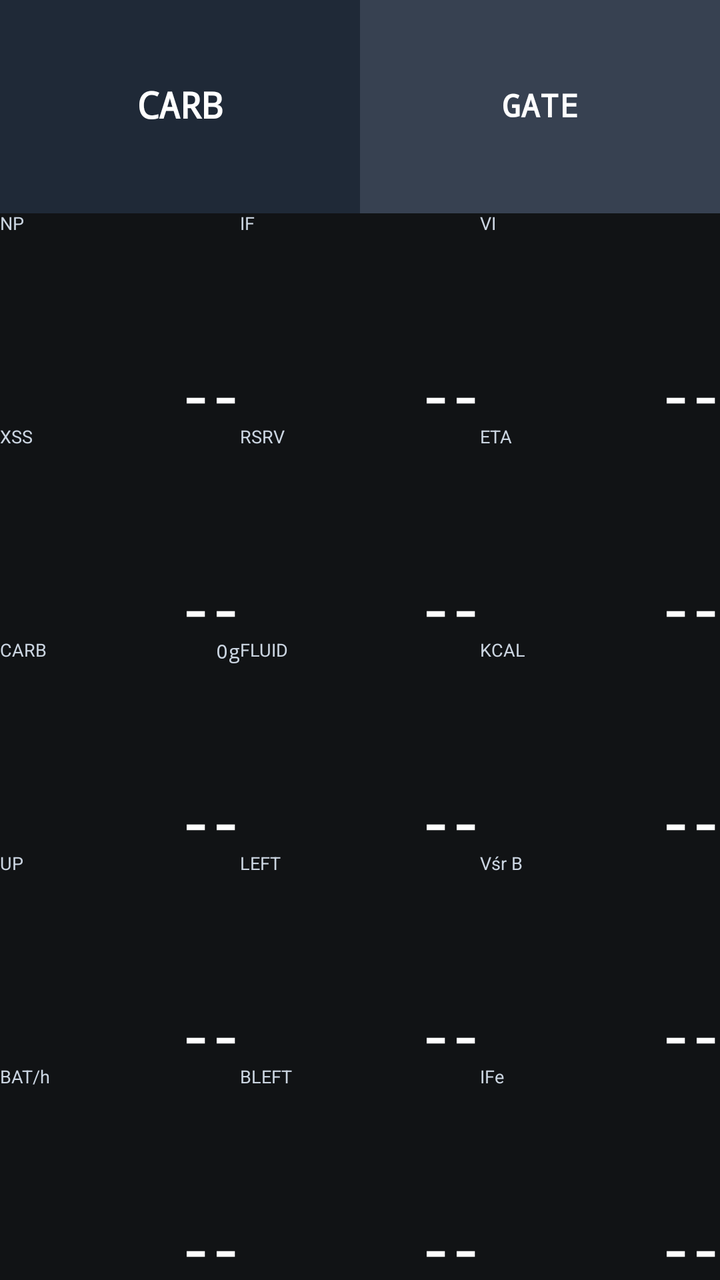
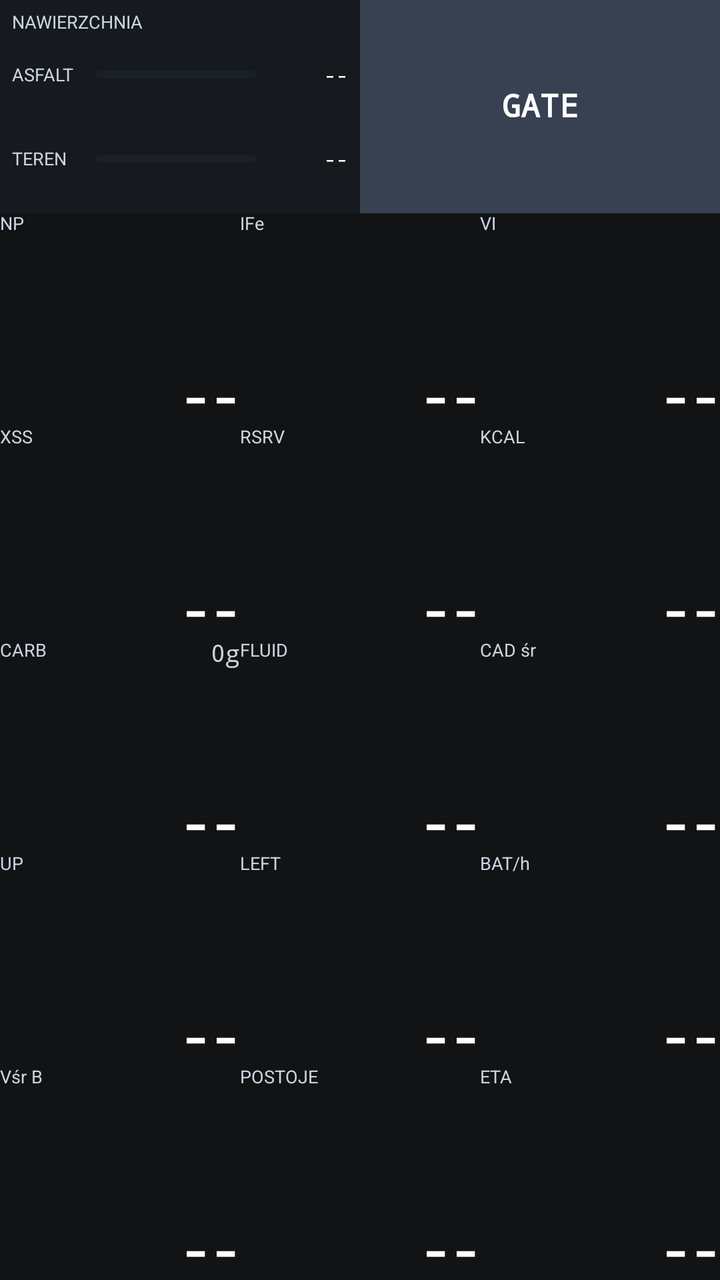

An Android layout rendered at two revisions. The XML below is the earlier revision; the diff shows what the commit changed to produce the second picture.
<!-- AndroidManifest.xml: application theme android:Theme.DeviceDefault -->
<!-- res/layout/field_stats_3x3.xml -->
<?xml version="1.0" encoding="utf-8"?>
<LinearLayout xmlns:android="http://schemas.android.com/apk/res/android"
    android:layout_width="match_parent"
    android:layout_height="match_parent"
    android:orientation="vertical"
    android:padding="0dp"
    android:background="#111315">

    <LinearLayout
        android:layout_width="match_parent"
        android:layout_height="0dp"
        android:layout_weight="1"
        android:orientation="horizontal">

        <FrameLayout
            android:id="@+id/stats_btn_carb"
            android:layout_width="0dp"
            android:layout_height="match_parent"
            android:layout_weight="1"
            android:background="#1F2937"
            android:clickable="true"
            android:focusable="true">
            <TextView
                android:id="@+id/tv_btn_carb"
                android:layout_width="match_parent"
                android:layout_height="match_parent"
                android:gravity="center"
                android:text="CARB"
                android:textColor="#FFFFFF"
                android:textSize="18sp"
                android:textStyle="bold"
                android:fontFamily="monospace"
                android:includeFontPadding="false"
                android:clickable="false"
                android:focusable="false" />
        </FrameLayout>

        <FrameLayout
            android:id="@+id/stats_btn_gate"
            android:layout_width="0dp"
            android:layout_height="match_parent"
            android:layout_weight="1"
            android:background="#374151">
            <TextView
                android:id="@+id/tv_btn_gate"
                android:layout_width="match_parent"
                android:layout_height="match_parent"
                android:gravity="center"
                android:text="GATE"
                android:textColor="#FFFFFF"
                android:textSize="16sp"
                android:maxLines="1"
                android:ellipsize="none"
                android:textStyle="bold"
                android:fontFamily="monospace"
                android:includeFontPadding="false" />
        </FrameLayout>
    </LinearLayout>

    <LinearLayout
        android:layout_width="match_parent"
        android:layout_height="0dp"
        android:layout_weight="1"
        android:orientation="horizontal">

        <FrameLayout android:layout_width="0dp" android:layout_height="match_parent" android:layout_weight="1">
            <TextView android:id="@+id/tv_np_unit" android:layout_width="wrap_content" android:layout_height="wrap_content" android:layout_gravity="top|start" android:text="NP" android:textColor="#CBD5E1" android:textSize="9sp" android:includeFontPadding="false" />
            <TextView android:id="@+id/tv_np" android:layout_width="match_parent" android:layout_height="match_parent" android:gravity="end|bottom" android:text="--" android:textColor="#FFFFFF" android:textSize="25sp" android:fontFamily="monospace" android:textStyle="bold" android:includeFontPadding="false" />
        </FrameLayout>

        <FrameLayout android:layout_width="0dp" android:layout_height="match_parent" android:layout_weight="1">
            <TextView android:id="@+id/tv_if_unit" android:layout_width="wrap_content" android:layout_height="wrap_content" android:layout_gravity="top|start" android:text="IF" android:textColor="#CBD5E1" android:textSize="9sp" android:includeFontPadding="false" />
            <TextView android:id="@+id/tv_if" android:layout_width="match_parent" android:layout_height="match_parent" android:gravity="end|bottom" android:text="--" android:textColor="#FFFFFF" android:textSize="25sp" android:fontFamily="monospace" android:textStyle="bold" android:includeFontPadding="false" />
        </FrameLayout>

        <FrameLayout android:layout_width="0dp" android:layout_height="match_parent" android:layout_weight="1">
            <TextView android:id="@+id/tv_vi_unit" android:layout_width="wrap_content" android:layout_height="wrap_content" android:layout_gravity="top|start" android:text="VI" android:textColor="#CBD5E1" android:textSize="9sp" android:includeFontPadding="false" />
            <TextView android:id="@+id/tv_vi" android:layout_width="match_parent" android:layout_height="match_parent" android:gravity="end|bottom" android:text="--" android:textColor="#FFFFFF" android:textSize="25sp" android:fontFamily="monospace" android:textStyle="bold" android:includeFontPadding="false" />
        </FrameLayout>
    </LinearLayout>

    <LinearLayout
        android:layout_width="match_parent"
        android:layout_height="0dp"
        android:layout_weight="1"
        android:orientation="horizontal">

        <FrameLayout android:layout_width="0dp" android:layout_height="match_parent" android:layout_weight="1">
            <TextView android:id="@+id/tv_xss_unit" android:layout_width="wrap_content" android:layout_height="wrap_content" android:layout_gravity="top|start" android:text="XSS" android:textColor="#CBD5E1" android:textSize="9sp" android:includeFontPadding="false" />
            <TextView android:id="@+id/tv_xss" android:layout_width="match_parent" android:layout_height="match_parent" android:gravity="end|bottom" android:text="--" android:textColor="#FFFFFF" android:textSize="25sp" android:fontFamily="monospace" android:textStyle="bold" android:includeFontPadding="false" />
        </FrameLayout>

        <FrameLayout android:layout_width="0dp" android:layout_height="match_parent" android:layout_weight="1">
            <TextView android:id="@+id/tv_rsrv_unit" android:layout_width="wrap_content" android:layout_height="wrap_content" android:layout_gravity="top|start" android:text="RSRV" android:textColor="#CBD5E1" android:textSize="9sp" android:includeFontPadding="false" />
            <TextView android:id="@+id/tv_rsrv" android:layout_width="match_parent" android:layout_height="match_parent" android:gravity="end|bottom" android:text="--" android:textColor="#FFFFFF" android:textSize="25sp" android:fontFamily="monospace" android:textStyle="bold" android:includeFontPadding="false" />
        </FrameLayout>

        <FrameLayout android:layout_width="0dp" android:layout_height="match_parent" android:layout_weight="1">
            <TextView android:id="@+id/tv_eta_unit" android:layout_width="wrap_content" android:layout_height="wrap_content" android:layout_gravity="top|start" android:text="ETA" android:textColor="#CBD5E1" android:textSize="9sp" android:includeFontPadding="false" />
            <TextView android:id="@+id/tv_eta" android:layout_width="match_parent" android:layout_height="match_parent" android:gravity="end|bottom" android:text="--" android:textColor="#FFFFFF" android:textSize="25sp" android:fontFamily="monospace" android:textStyle="bold" android:includeFontPadding="false" />
        </FrameLayout>
    </LinearLayout>

    <LinearLayout
        android:layout_width="match_parent"
        android:layout_height="0dp"
        android:layout_weight="1"
        android:orientation="horizontal">

        <FrameLayout android:layout_width="0dp" android:layout_height="match_parent" android:layout_weight="1">
            <TextView android:id="@+id/tv_carb_unit" android:layout_width="wrap_content" android:layout_height="wrap_content" android:layout_gravity="top|start" android:text="CARB" android:textColor="#CBD5E1" android:textSize="9sp" android:includeFontPadding="false" />
            <TextView android:id="@+id/tv_carb_balance" android:layout_width="wrap_content" android:layout_height="wrap_content" android:layout_gravity="top|end" android:text="0g" android:textColor="#CBD5E1" android:textSize="10sp" android:fontFamily="monospace" android:includeFontPadding="false" />
            <TextView android:id="@+id/tv_carb" android:layout_width="match_parent" android:layout_height="match_parent" android:gravity="end|bottom" android:text="--" android:textColor="#FFFFFF" android:textSize="25sp" android:fontFamily="monospace" android:textStyle="bold" android:includeFontPadding="false" />
        </FrameLayout>

        <FrameLayout android:layout_width="0dp" android:layout_height="match_parent" android:layout_weight="1">
            <TextView android:id="@+id/tv_fluid_unit" android:layout_width="wrap_content" android:layout_height="wrap_content" android:layout_gravity="top|start" android:text="FLUID" android:textColor="#CBD5E1" android:textSize="9sp" android:includeFontPadding="false" />
            <TextView android:id="@+id/tv_fluid" android:layout_width="match_parent" android:layout_height="match_parent" android:gravity="end|bottom" android:text="--" android:textColor="#FFFFFF" android:textSize="25sp" android:fontFamily="monospace" android:textStyle="bold" android:includeFontPadding="false" />
        </FrameLayout>

        <FrameLayout android:layout_width="0dp" android:layout_height="match_parent" android:layout_weight="1">
            <TextView android:id="@+id/tv_cal_unit" android:layout_width="wrap_content" android:layout_height="wrap_content" android:layout_gravity="top|start" android:text="KCAL" android:textColor="#CBD5E1" android:textSize="9sp" android:includeFontPadding="false" />
            <TextView android:id="@+id/tv_cal" android:layout_width="match_parent" android:layout_height="match_parent" android:gravity="end|bottom" android:text="--" android:textColor="#FFFFFF" android:textSize="25sp" android:fontFamily="monospace" android:textStyle="bold" android:includeFontPadding="false" />
        </FrameLayout>
    </LinearLayout>

    <LinearLayout
        android:layout_width="match_parent"
        android:layout_height="0dp"
        android:layout_weight="1"
        android:orientation="horizontal">

        <FrameLayout android:layout_width="0dp" android:layout_height="match_parent" android:layout_weight="1">
            <TextView android:id="@+id/tv_asc_done_unit" android:layout_width="wrap_content" android:layout_height="wrap_content" android:layout_gravity="top|start" android:text="UP" android:textColor="#CBD5E1" android:textSize="9sp" android:includeFontPadding="false" />
            <TextView android:id="@+id/tv_asc_done" android:layout_width="match_parent" android:layout_height="match_parent" android:gravity="end|bottom" android:text="--" android:textColor="#FFFFFF" android:textSize="25sp" android:fontFamily="monospace" android:textStyle="bold" android:includeFontPadding="false" />
        </FrameLayout>

        <FrameLayout android:layout_width="0dp" android:layout_height="match_parent" android:layout_weight="1">
            <TextView android:id="@+id/tv_asc_left_unit" android:layout_width="wrap_content" android:layout_height="wrap_content" android:layout_gravity="top|start" android:text="LEFT" android:textColor="#CBD5E1" android:textSize="9sp" android:includeFontPadding="false" />
            <TextView android:id="@+id/tv_asc_left" android:layout_width="match_parent" android:layout_height="match_parent" android:gravity="end|bottom" android:text="--" android:textColor="#FFFFFF" android:textSize="25sp" android:fontFamily="monospace" android:textStyle="bold" android:includeFontPadding="false" />
        </FrameLayout>

        <FrameLayout android:layout_width="0dp" android:layout_height="match_parent" android:layout_weight="1">
            <TextView android:id="@+id/tv_avg_gross_unit" android:layout_width="wrap_content" android:layout_height="wrap_content" android:layout_gravity="top|start" android:text="Vśr B" android:textColor="#CBD5E1" android:textSize="9sp" android:includeFontPadding="false" />
            <TextView android:id="@+id/tv_avg_gross" android:layout_width="match_parent" android:layout_height="match_parent" android:gravity="end|bottom" android:text="--" android:textColor="#FFFFFF" android:textSize="25sp" android:fontFamily="monospace" android:textStyle="bold" android:includeFontPadding="false" />
        </FrameLayout>
    </LinearLayout>

    <LinearLayout
        android:layout_width="match_parent"
        android:layout_height="0dp"
        android:layout_weight="1"
        android:orientation="horizontal">

        <FrameLayout android:layout_width="0dp" android:layout_height="match_parent" android:layout_weight="1">
            <TextView android:id="@+id/tv_bat_drain_unit" android:layout_width="wrap_content" android:layout_height="wrap_content" android:layout_gravity="top|start" android:text="BAT/h" android:textColor="#CBD5E1" android:textSize="9sp" android:includeFontPadding="false" />
            <TextView android:id="@+id/tv_bat_drain" android:layout_width="match_parent" android:layout_height="match_parent" android:gravity="end|bottom" android:text="--" android:textColor="#FFFFFF" android:textSize="25sp" android:fontFamily="monospace" android:textStyle="bold" android:includeFontPadding="false" />
        </FrameLayout>

        <FrameLayout android:layout_width="0dp" android:layout_height="match_parent" android:layout_weight="1">
            <TextView android:id="@+id/tv_bat_left_unit" android:layout_width="wrap_content" android:layout_height="wrap_content" android:layout_gravity="top|start" android:text="BLEFT" android:textColor="#CBD5E1" android:textSize="9sp" android:includeFontPadding="false" />
            <TextView android:id="@+id/tv_bat_left" android:layout_width="match_parent" android:layout_height="match_parent" android:gravity="end|bottom" android:text="--" android:textColor="#FFFFFF" android:textSize="25sp" android:fontFamily="monospace" android:textStyle="bold" android:includeFontPadding="false" />
        </FrameLayout>

        <FrameLayout android:layout_width="0dp" android:layout_height="match_parent" android:layout_weight="1">
            <TextView android:id="@+id/tv_wprime_unit" android:layout_width="wrap_content" android:layout_height="wrap_content" android:layout_gravity="top|start" android:text="IFe" android:textColor="#CBD5E1" android:textSize="9sp" android:includeFontPadding="false" />
            <TextView android:id="@+id/tv_wprime" android:layout_width="match_parent" android:layout_height="match_parent" android:gravity="end|bottom" android:text="--" android:textColor="#FFFFFF" android:textSize="25sp" android:fontFamily="monospace" android:textStyle="bold" android:includeFontPadding="false" />
        </FrameLayout>
    </LinearLayout>

</LinearLayout>
<!-- resources referenced by this layout -->
<resources>

</resources>

<!-- the commit's change to res/layout/field_stats_3x3.xml (unified diff, before → after) -->
@@ -12,28 +12,25 @@
         android:layout_weight="1"
         android:orientation="horizontal">
 
-        <FrameLayout
-            android:id="@+id/stats_btn_carb"
+        <LinearLayout
             android:layout_width="0dp"
             android:layout_height="match_parent"
             android:layout_weight="1"
-            android:background="#1F2937"
-            android:clickable="true"
-            android:focusable="true">
-            <TextView
-                android:id="@+id/tv_btn_carb"
-                android:layout_width="match_parent"
-                android:layout_height="match_parent"
-                android:gravity="center"
-                android:text="CARB"
-                android:textColor="#FFFFFF"
-                android:textSize="18sp"
-                android:textStyle="bold"
-                android:fontFamily="monospace"
-                android:includeFontPadding="false"
-                android:clickable="false"
-                android:focusable="false" />
-        </FrameLayout>
+            android:orientation="vertical"
+            android:background="#161A1E"
+            android:padding="6dp">
+            <TextView android:layout_width="match_parent" android:layout_height="wrap_content" android:text="NAWIERZCHNIA" android:textColor="#CBD5E1" android:textSize="9sp" android:includeFontPadding="false" />
+            <LinearLayout android:layout_width="match_parent" android:layout_height="0dp" android:layout_weight="1" android:orientation="horizontal" android:gravity="center_vertical">
+                <TextView android:layout_width="42dp" android:layout_height="wrap_content" android:text="ASFALT" android:textColor="#CBD5E1" android:textSize="9sp" android:includeFontPadding="false" />
+                <ProgressBar android:id="@+id/pb_surface_paved" style="?android:attr/progressBarStyleHorizontal" android:layout_width="0dp" android:layout_height="7dp" android:layout_weight="1" android:max="100" android:progress="0" android:progressTint="#60A5FA" android:progressBackgroundTint="#243040" />
+                <TextView android:id="@+id/tv_surface_paved_km" android:layout_width="46dp" android:layout_height="wrap_content" android:gravity="end" android:text="--" android:textColor="#FFFFFF" android:textSize="10sp" android:fontFamily="monospace" android:includeFontPadding="false" />
+            </LinearLayout>
+            <LinearLayout android:layout_width="match_parent" android:layout_height="0dp" android:layout_weight="1" android:orientation="horizontal" android:gravity="center_vertical">
+                <TextView android:layout_width="42dp" android:layout_height="wrap_content" android:text="TEREN" android:textColor="#CBD5E1" android:textSize="9sp" android:includeFontPadding="false" />
+                <ProgressBar android:id="@+id/pb_surface_offroad" style="?android:attr/progressBarStyleHorizontal" android:layout_width="0dp" android:layout_height="7dp" android:layout_weight="1" android:max="100" android:progress="0" android:progressTint="#FACC15" android:progressBackgroundTint="#243040" />
+                <TextView android:id="@+id/tv_surface_offroad_km" android:layout_width="46dp" android:layout_height="wrap_content" android:gravity="end" android:text="--" android:textColor="#FFFFFF" android:textSize="10sp" android:fontFamily="monospace" android:includeFontPadding="false" />
+            </LinearLayout>
+        </LinearLayout>
 
         <FrameLayout
             android:id="@+id/stats_btn_gate"
@@ -69,7 +66,7 @@
         </FrameLayout>
 
         <FrameLayout android:layout_width="0dp" android:layout_height="match_parent" android:layout_weight="1">
-            <TextView android:id="@+id/tv_if_unit" android:layout_width="wrap_content" android:layout_height="wrap_content" android:layout_gravity="top|start" android:text="IF" android:textColor="#CBD5E1" android:textSize="9sp" android:includeFontPadding="false" />
+            <TextView android:id="@+id/tv_if_unit" android:layout_width="wrap_content" android:layout_height="wrap_content" android:layout_gravity="top|start" android:text="IFe" android:textColor="#CBD5E1" android:textSize="9sp" android:includeFontPadding="false" />
             <TextView android:id="@+id/tv_if" android:layout_width="match_parent" android:layout_height="match_parent" android:gravity="end|bottom" android:text="--" android:textColor="#FFFFFF" android:textSize="25sp" android:fontFamily="monospace" android:textStyle="bold" android:includeFontPadding="false" />
         </FrameLayout>
 
@@ -96,7 +93,7 @@
         </FrameLayout>
 
         <FrameLayout android:layout_width="0dp" android:layout_height="match_parent" android:layout_weight="1">
-            <TextView android:id="@+id/tv_eta_unit" android:layout_width="wrap_content" android:layout_height="wrap_content" android:layout_gravity="top|start" android:text="ETA" android:textColor="#CBD5E1" android:textSize="9sp" android:includeFontPadding="false" />
+            <TextView android:id="@+id/tv_eta_unit" android:layout_width="wrap_content" android:layout_height="wrap_content" android:layout_gravity="top|start" android:text="KCAL" android:textColor="#CBD5E1" android:textSize="9sp" android:includeFontPadding="false" />
             <TextView android:id="@+id/tv_eta" android:layout_width="match_parent" android:layout_height="match_parent" android:gravity="end|bottom" android:text="--" android:textColor="#FFFFFF" android:textSize="25sp" android:fontFamily="monospace" android:textStyle="bold" android:includeFontPadding="false" />
         </FrameLayout>
     </LinearLayout>
@@ -109,7 +106,7 @@
 
         <FrameLayout android:layout_width="0dp" android:layout_height="match_parent" android:layout_weight="1">
             <TextView android:id="@+id/tv_carb_unit" android:layout_width="wrap_content" android:layout_height="wrap_content" android:layout_gravity="top|start" android:text="CARB" android:textColor="#CBD5E1" android:textSize="9sp" android:includeFontPadding="false" />
-            <TextView android:id="@+id/tv_carb_balance" android:layout_width="wrap_content" android:layout_height="wrap_content" android:layout_gravity="top|end" android:text="0g" android:textColor="#CBD5E1" android:textSize="10sp" android:fontFamily="monospace" android:includeFontPadding="false" />
+            <TextView android:id="@+id/tv_carb_balance" android:layout_width="wrap_content" android:layout_height="wrap_content" android:layout_gravity="top|end" android:text="0g" android:textColor="#CBD5E1" android:textSize="12sp" android:fontFamily="monospace" android:includeFontPadding="false" />
             <TextView android:id="@+id/tv_carb" android:layout_width="match_parent" android:layout_height="match_parent" android:gravity="end|bottom" android:text="--" android:textColor="#FFFFFF" android:textSize="25sp" android:fontFamily="monospace" android:textStyle="bold" android:includeFontPadding="false" />
         </FrameLayout>
 
@@ -119,7 +116,7 @@
         </FrameLayout>
 
         <FrameLayout android:layout_width="0dp" android:layout_height="match_parent" android:layout_weight="1">
-            <TextView android:id="@+id/tv_cal_unit" android:layout_width="wrap_content" android:layout_height="wrap_content" android:layout_gravity="top|start" android:text="KCAL" android:textColor="#CBD5E1" android:textSize="9sp" android:includeFontPadding="false" />
+            <TextView android:id="@+id/tv_cal_unit" android:layout_width="wrap_content" android:layout_height="wrap_content" android:layout_gravity="top|start" android:text="CAD śr" android:textColor="#CBD5E1" android:textSize="9sp" android:includeFontPadding="false" />
             <TextView android:id="@+id/tv_cal" android:layout_width="match_parent" android:layout_height="match_parent" android:gravity="end|bottom" android:text="--" android:textColor="#FFFFFF" android:textSize="25sp" android:fontFamily="monospace" android:textStyle="bold" android:includeFontPadding="false" />
         </FrameLayout>
     </LinearLayout>
@@ -141,7 +138,7 @@
         </FrameLayout>
 
         <FrameLayout android:layout_width="0dp" android:layout_height="match_parent" android:layout_weight="1">
-            <TextView android:id="@+id/tv_avg_gross_unit" android:layout_width="wrap_content" android:layout_height="wrap_content" android:layout_gravity="top|start" android:text="Vśr B" android:textColor="#CBD5E1" android:textSize="9sp" android:includeFontPadding="false" />
+            <TextView android:id="@+id/tv_avg_gross_unit" android:layout_width="wrap_content" android:layout_height="wrap_content" android:layout_gravity="top|start" android:text="BAT/h" android:textColor="#CBD5E1" android:textSize="9sp" android:includeFontPadding="false" />
             <TextView android:id="@+id/tv_avg_gross" android:layout_width="match_parent" android:layout_height="match_parent" android:gravity="end|bottom" android:text="--" android:textColor="#FFFFFF" android:textSize="25sp" android:fontFamily="monospace" android:textStyle="bold" android:includeFontPadding="false" />
         </FrameLayout>
     </LinearLayout>
@@ -153,17 +150,17 @@
         android:orientation="horizontal">
 
         <FrameLayout android:layout_width="0dp" android:layout_height="match_parent" android:layout_weight="1">
-            <TextView android:id="@+id/tv_bat_drain_unit" android:layout_width="wrap_content" android:layout_height="wrap_content" android:layout_gravity="top|start" android:text="BAT/h" android:textColor="#CBD5E1" android:textSize="9sp" android:includeFontPadding="false" />
+            <TextView android:id="@+id/tv_bat_drain_unit" android:layout_width="wrap_content" android:layout_height="wrap_content" android:layout_gravity="top|start" android:text="Vśr B" android:textColor="#CBD5E1" android:textSize="9sp" android:includeFontPadding="false" />
             <TextView android:id="@+id/tv_bat_drain" android:layout_width="match_parent" android:layout_height="match_parent" android:gravity="end|bottom" android:text="--" android:textColor="#FFFFFF" android:textSize="25sp" android:fontFamily="monospace" android:textStyle="bold" android:includeFontPadding="false" />
         </FrameLayout>
 
         <FrameLayout android:layout_width="0dp" android:layout_height="match_parent" android:layout_weight="1">
-            <TextView android:id="@+id/tv_bat_left_unit" android:layout_width="wrap_content" android:layout_height="wrap_content" android:layout_gravity="top|start" android:text="BLEFT" android:textColor="#CBD5E1" android:textSize="9sp" android:includeFontPadding="false" />
+            <TextView android:id="@+id/tv_bat_left_unit" android:layout_width="wrap_content" android:layout_height="wrap_content" android:layout_gravity="top|start" android:text="POSTOJE" android:textColor="#CBD5E1" android:textSize="9sp" android:includeFontPadding="false" />
             <TextView android:id="@+id/tv_bat_left" android:layout_width="match_parent" android:layout_height="match_parent" android:gravity="end|bottom" android:text="--" android:textColor="#FFFFFF" android:textSize="25sp" android:fontFamily="monospace" android:textStyle="bold" android:includeFontPadding="false" />
         </FrameLayout>
 
         <FrameLayout android:layout_width="0dp" android:layout_height="match_parent" android:layout_weight="1">
-            <TextView android:id="@+id/tv_wprime_unit" android:layout_width="wrap_content" android:layout_height="wrap_content" android:layout_gravity="top|start" android:text="IFe" android:textColor="#CBD5E1" android:textSize="9sp" android:includeFontPadding="false" />
+            <TextView android:id="@+id/tv_wprime_unit" android:layout_width="wrap_content" android:layout_height="wrap_content" android:layout_gravity="top|start" android:text="ETA" android:textColor="#CBD5E1" android:textSize="9sp" android:includeFontPadding="false" />
             <TextView android:id="@+id/tv_wprime" android:layout_width="match_parent" android:layout_height="match_parent" android:gravity="end|bottom" android:text="--" android:textColor="#FFFFFF" android:textSize="25sp" android:fontFamily="monospace" android:textStyle="bold" android:includeFontPadding="false" />
         </FrameLayout>
     </LinearLayout>
